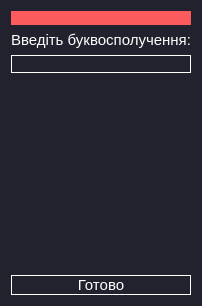
Before: the Qt Designer form selectLetters.ui in NonExistentUsername/proctica, drawn with Qt 5.
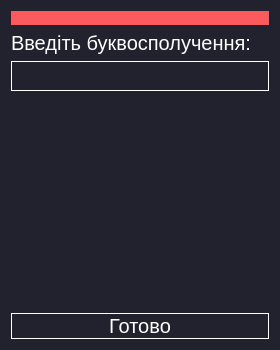
After: the same form once the commit is applied. Icons and pictures are not drawn.

```diff
--- a/selectLetters.ui
+++ b/selectLetters.ui
@@ -6,8 +6,8 @@
    <rect>
     <x>0</x>
     <y>0</y>
-    <width>200</width>
-    <height>306</height>
+    <width>280</width>
+    <height>350</height>
    </rect>
   </property>
   <property name="windowTitle">
@@ -47,7 +47,7 @@
     <widget class="QLabel" name="label">
      <property name="font">
       <font>
-       <pointsize>11</pointsize>
+       <pointsize>15</pointsize>
       </font>
      </property>
      <property name="styleSheet">
@@ -60,6 +60,17 @@
    </item>
    <item>
     <widget class="QLineEdit" name="lineEdit">
+     <property name="minimumSize">
+      <size>
+       <width>0</width>
+       <height>30</height>
+      </size>
+     </property>
+     <property name="font">
+      <font>
+       <pointsize>15</pointsize>
+      </font>
+     </property>
      <property name="styleSheet">
       <string notr="true">border:1px solid white;</string>
      </property>
@@ -85,12 +96,12 @@
        <property name="minimumSize">
         <size>
          <width>0</width>
-         <height>20</height>
+         <height>25</height>
         </size>
        </property>
        <property name="font">
         <font>
-         <pointsize>11</pointsize>
+         <pointsize>15</pointsize>
          <weight>50</weight>
          <bold>false</bold>
         </font>
```
